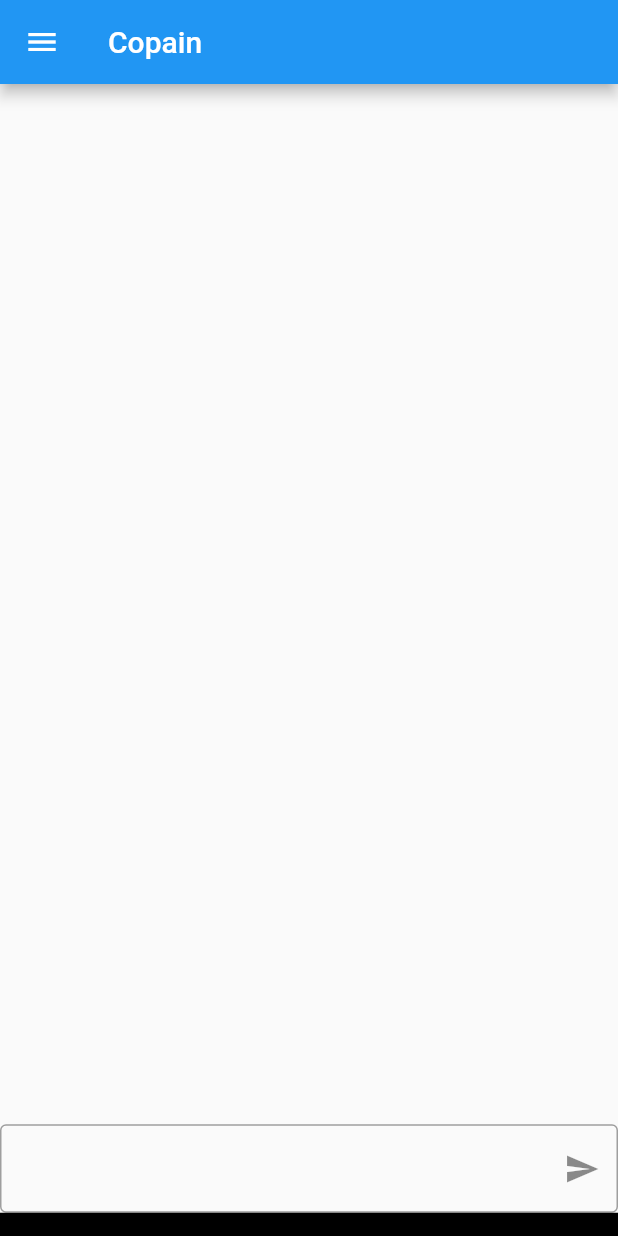
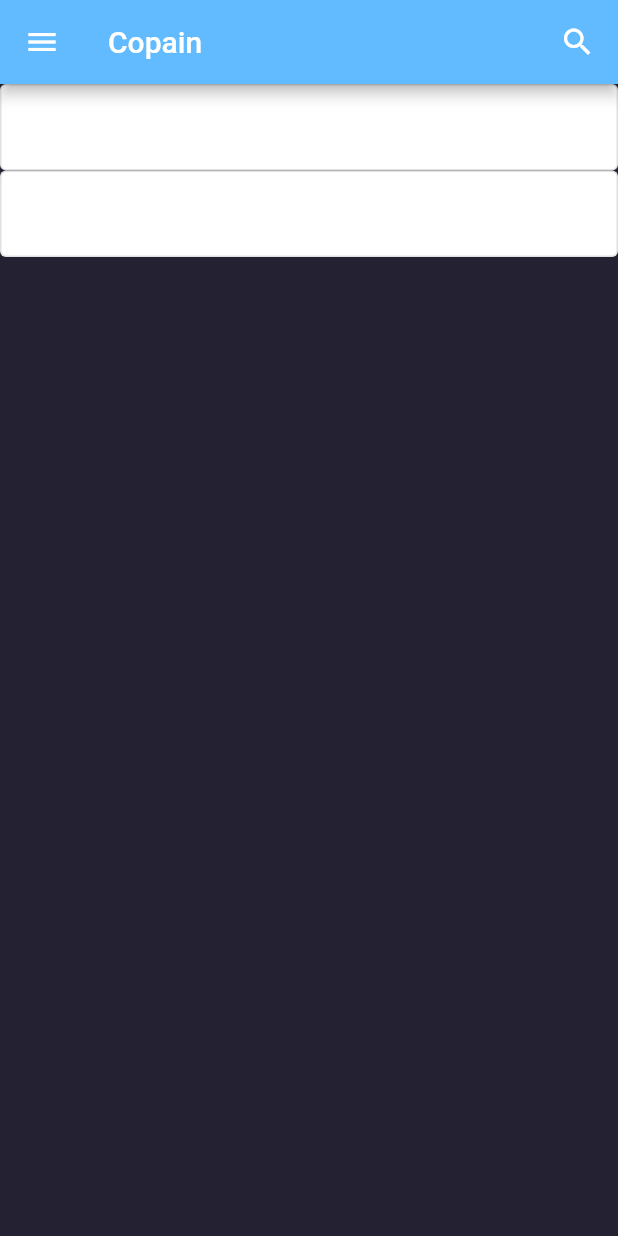
Before and after one commit to sambhavnoobcoder/chat-app, a Flutter app: the screen it shows after launch, after a tap on "Get Started", on a phone screen of 412 x 824 dp. Run offline on Flutter 3.47's test engine with Material 2 defaults, Android fonts, the phone set to English and light mode, and no system bars.

Commit message:
early chatlist implementation

```diff
--- a/lib/chats.dart
+++ b/lib/chats.dart
@@ -2,6 +2,60 @@ import 'package:flutter/material.dart';
 
 import 'globals.dart' as globals;
 import 'utils.dart' as utils;
+
+class ChatList extends StatelessWidget {
+  const ChatList({super.key});
+
+  @override
+  Widget build(BuildContext context) {
+    return MaterialApp(
+      debugShowCheckedModeBanner: false,
+      home: Scaffold(
+        appBar: AppBar(
+          title: const Text(globals.appTitle),
+          leading: const Icon(Icons.menu),
+          actions: [
+            const Icon(Icons.search),
+            Container(
+              width: 15,
+            )
+          ],
+          backgroundColor: const Color(0xFF61BBFE),
+        ),
+        backgroundColor: const Color(0xFF242132),
+        extendBody: true,
+        body: Column(
+          children: const [ChatListUser(), ChatListUser()],
+        ),
+      ),
+    );
+  }
+}
+
+class ChatListUser extends StatelessWidget {
+  const ChatListUser({super.key});
+
+  @override
+  Widget build(BuildContext context) {
+    final double screenHeight = MediaQuery.of(context).size.height;
+    final double screenWidth = MediaQuery.of(context).size.width;
+    // ignore: sized_box_for_whitespace
+    return Container(
+      height: screenHeight * 0.07,
+      width: screenWidth,
+      child: OutlinedButton(
+        onPressed: () {},
+        style: ButtonStyle(
+          backgroundColor:
+              MaterialStateProperty.resolveWith((states) => Colors.white),
+        ),
+        child: Row(
+          children: [],
+        ),
+      ),
+    );
+  }
+}
 
 class UserChat extends StatefulWidget {
   const UserChat({super.key});
--- a/lib/homepage.dart
+++ b/lib/homepage.dart
@@ -41,7 +41,7 @@ class HomePage extends StatelessWidget {
                   Navigator.push(
                       context,
                       MaterialPageRoute(
-                        builder: (context) => const chats.UserChat(),
+                        builder: (context) => const chats.ChatList(),
                       ));
                 },
                 child: const Text(
```
